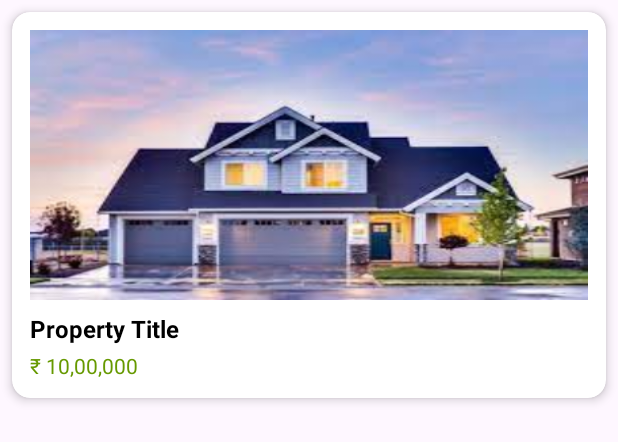
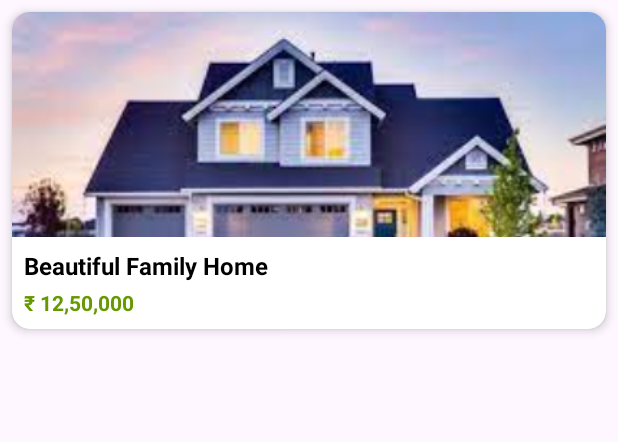
Before and after one commit to diya1094/Essence, an Android app: the layout activity_buyer_property_adapter.xml on its own in the app's theme, with its tools: preview values and no code run, on a phone screen of 412 x 824 dp. Shown: the top 442 px of the screen. Run offline under Robolectric (Android 15) with nearby library versions, the phone set to English and light mode, and no system bars.

Commit message:
Buyer Panel Adapter Done, Details Page in Progress

```diff
--- a/app/src/main/res/layout/activity_buyer_property_adapter.xml
+++ b/app/src/main/res/layout/activity_buyer_property_adapter.xml
@@ -9,22 +9,30 @@
     <LinearLayout
         android:layout_width="match_parent"
         android:layout_height="wrap_content"
-        android:orientation="vertical"
-        android:padding="12dp">
+        android:orientation="vertical">
 
+        <!-- Property Image -->
         <ImageView
             android:id="@+id/imgProperty"
             android:layout_width="match_parent"
-            android:layout_height="180dp"
+            android:layout_height="150dp"
+            android:adjustViewBounds="true"
             android:scaleType="centerCrop"
-            android:background="@drawable/ic_property" />
+            android:src="@drawable/ic_property_image"
+            android:background="@drawable/rounded_box" />
+
+        <!-- Property Details -->
+        <LinearLayout
+            android:layout_width="match_parent"
+            android:layout_height="wrap_content"
+            android:orientation="vertical"
+            android:padding="8dp">
 
             <TextView
                 android:id="@+id/txtTitle"
                 android:layout_width="wrap_content"
                 android:layout_height="wrap_content"
-            android:layout_marginTop="8dp"
-            android:text="Property Title"
+                android:text="Beautiful Family Home"
                 android:textColor="@android:color/black"
                 android:textSize="16sp"
                 android:textStyle="bold" />
@@ -33,9 +41,11 @@
                 android:id="@+id/txtPrice"
                 android:layout_width="wrap_content"
                 android:layout_height="wrap_content"
-            android:text="₹ 10,00,000"
+                android:text="₹ 12,50,000"
                 android:textColor="@android:color/holo_green_dark"
                 android:textSize="14sp"
-            android:layout_marginTop="4dp"/>
+                android:layout_marginTop="4dp"
+                android:textStyle="bold"/>
+        </LinearLayout>
     </LinearLayout>
 </androidx.cardview.widget.CardView>
```
Also changed, not shown: app/src/main/java/com/example/essence/BuyerMainActivity.kt (+30 -2 lines), app/src/main/java/com/example/essence/BuyerPropertyAdapter.kt (+13 -19 lines), app/src/main/java/com/example/essence/ProfileActivity.kt (+8 -8 lines), app/src/main/java/com/example/essence/PropertyDetailActivity.kt (+7 -1 lines), app/src/main/res/layout/activity_buyer_main.xml (+4 -4 lines), app/src/main/res/drawable/ic_property_image.jpeg (renamed from app/src/main/res/drawable/ic_property.jpeg). Lines whose indentation alone changed are shown as unchanged.
